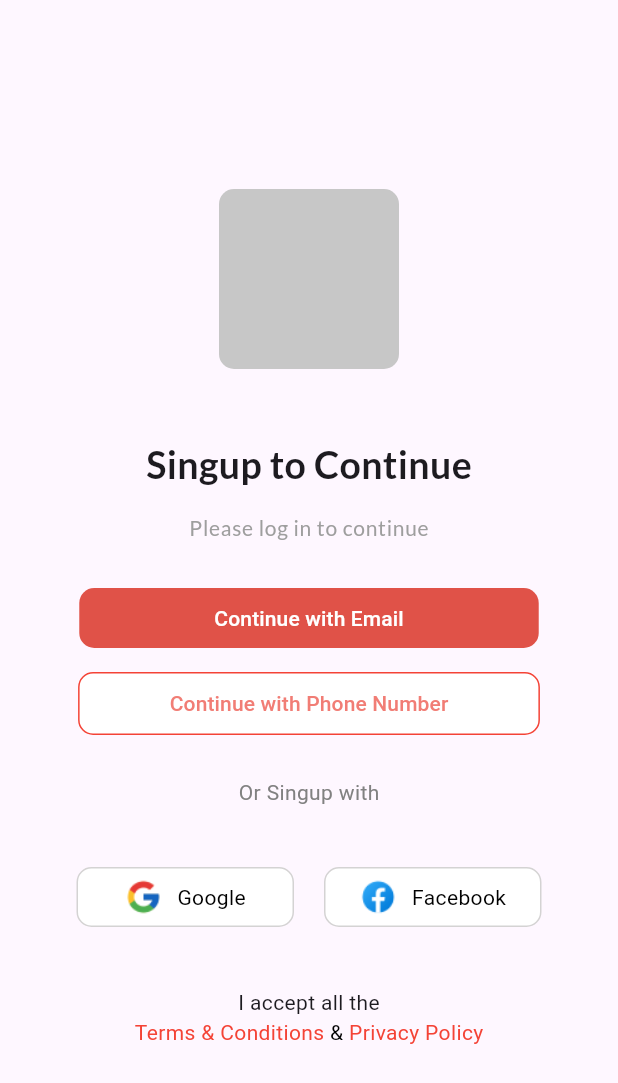
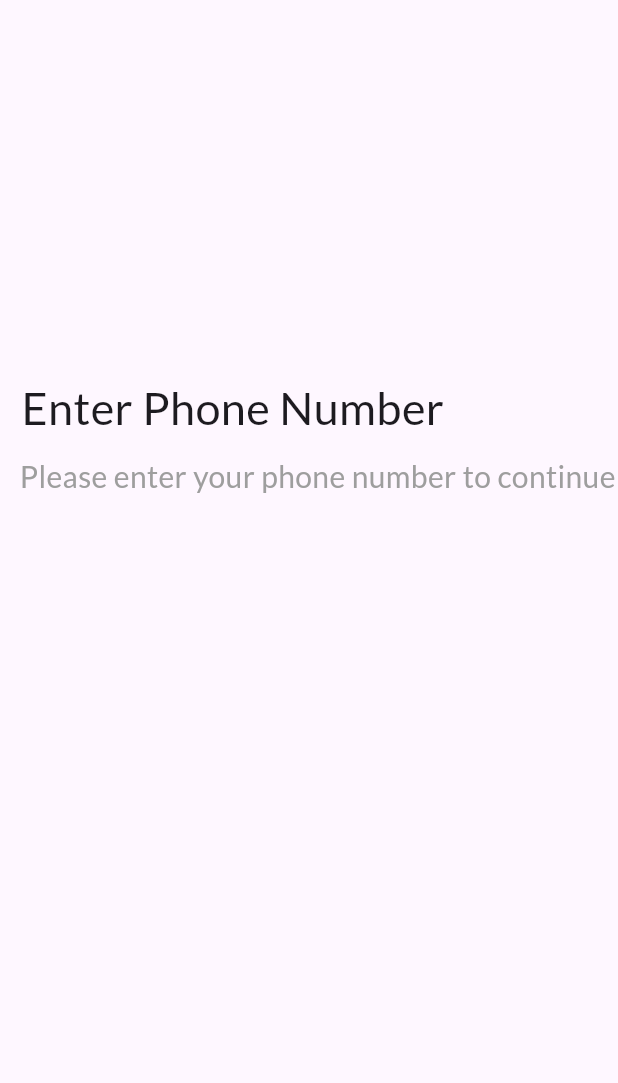
Before and after one commit to Mr-argha-das/dilkhush-app, a Flutter app: the screen it shows after launch, on a phone screen of 412 x 824 dp. Shown: the top 1083 px of the screen. Run offline on Flutter 3.47's test engine with Material 3 defaults, Android fonts, the phone set to English and light mode, and no system bars; our stand-ins replace google_fonts.

Commit message:
First commit

```diff
--- /dev/null
+++ b/lib/PhoneNumber/views/phoneNumPage.dart
@@ -0,0 +1,52 @@
+import 'package:flutter/material.dart';
+import 'package:google_fonts/google_fonts.dart';
+
+class PhoneNumPage extends StatefulWidget {
+  const PhoneNumPage({super.key});
+
+  @override
+  State<PhoneNumPage> createState() => _PhoneNumPageState();
+}
+
+class _PhoneNumPageState extends State<PhoneNumPage> {
+  @override
+  Widget build(BuildContext context) {
+    return Scaffold(
+      body: Column(
+        mainAxisAlignment: MainAxisAlignment.start,
+        crossAxisAlignment: CrossAxisAlignment.center,
+        children: [
+          const SizedBox(
+            height: 250,
+            width: 20,
+          ),
+          Padding(
+            padding: const EdgeInsets.only(right: 100),
+            child: Text(
+              "Enter Phone Number",
+              style: GoogleFonts.lato(
+                fontSize: 30,
+                fontWeight: FontWeight.w500,
+              ),
+            ),
+          ),
+          const SizedBox(
+            height: 10,
+            width: 20,
+          ),
+          Padding(
+            padding: const EdgeInsets.only(left: 13),
+            child: Text(
+              "Please enter your phone number to continue",
+              style: GoogleFonts.lato(
+                  fontSize: 20,
+                  fontWeight: FontWeight.w500,
+                  color: Colors.grey),
+            ),
+
+          ),
+        ],
+      ),
+    );
+  }
+}
--- a/lib/main.dart
+++ b/lib/main.dart
@@ -1,3 +1,4 @@
+import 'package:dating_app/PhoneNumber/views/phoneNumPage.dart';
 import 'package:dating_app/loginpage/views/Login_page.dart';
 import 'package:flutter/material.dart';
 
@@ -13,7 +14,7 @@ class MyApp extends StatelessWidget {
   Widget build(BuildContext context) {
     return const MaterialApp(
      debugShowCheckedModeBanner: false,
-     home: HomePage(),
+     home: PhoneNumPage(),
     );
   }
 }
```
